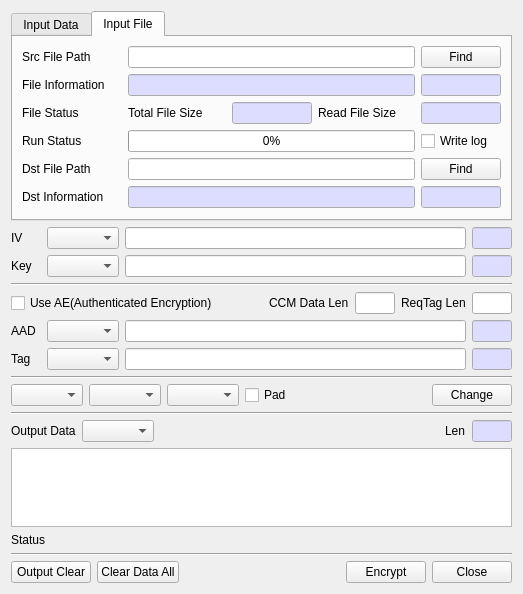
The window that BerEditor/enc_dec_dlg.ui (jykim74/BerEditor) describes before a commit, drawn with Qt 5.
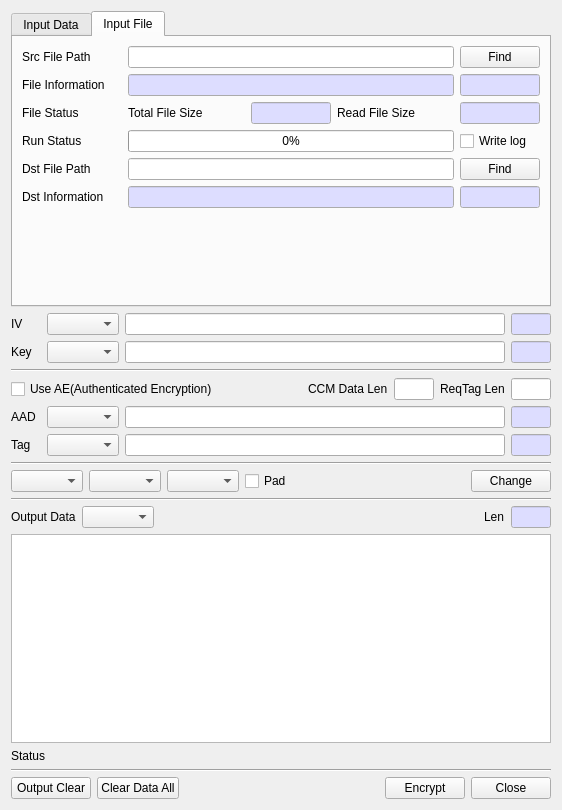
The same window after the commit.

```diff
--- a/BerEditor/enc_dec_dlg.ui
+++ b/BerEditor/enc_dec_dlg.ui
@@ -6,8 +6,8 @@
    <rect>
     <x>0</x>
     <y>0</y>
-    <width>523</width>
-    <height>594</height>
+    <width>562</width>
+    <height>810</height>
    </rect>
   </property>
   <property name="windowTitle">
@@ -948,6 +948,12 @@
      </item>
      <item row="0" column="3">
       <widget class="QLineEdit" name="mCCMDataLength">
+       <property name="minimumSize">
+        <size>
+         <width>40</width>
+         <height>0</height>
+        </size>
+       </property>
        <property name="maximumSize">
         <size>
          <width>40</width>
```
